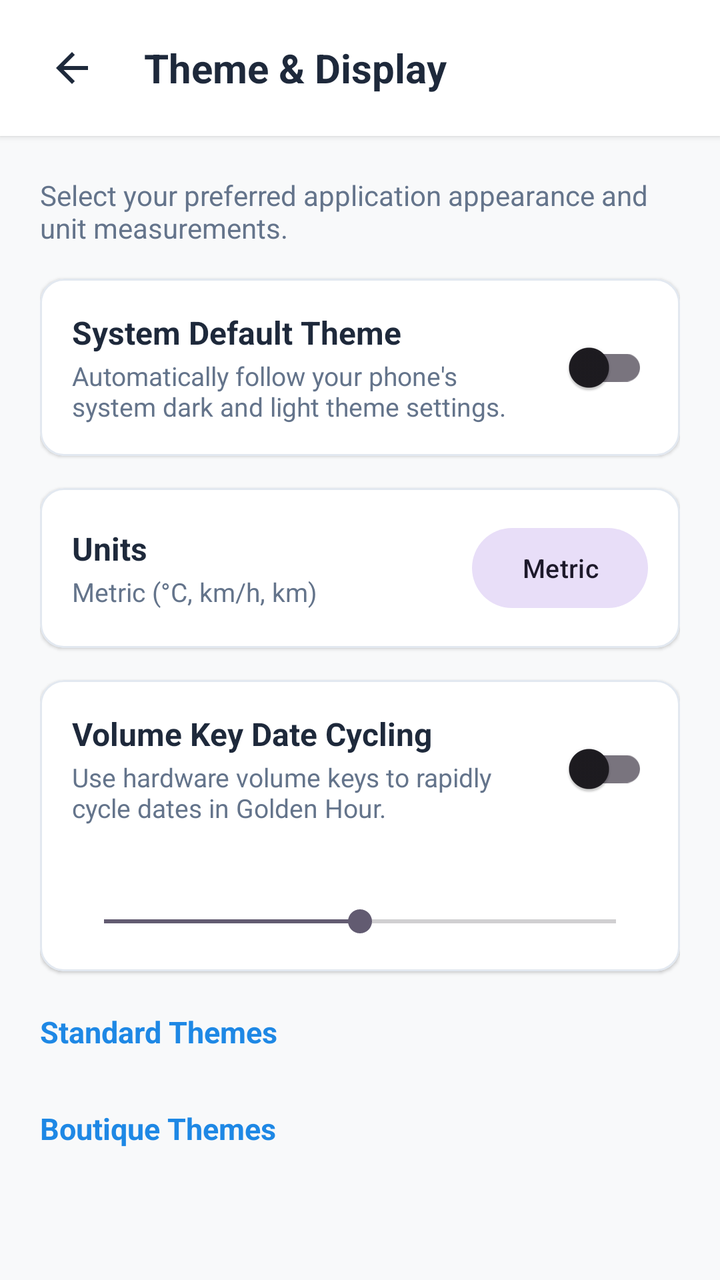
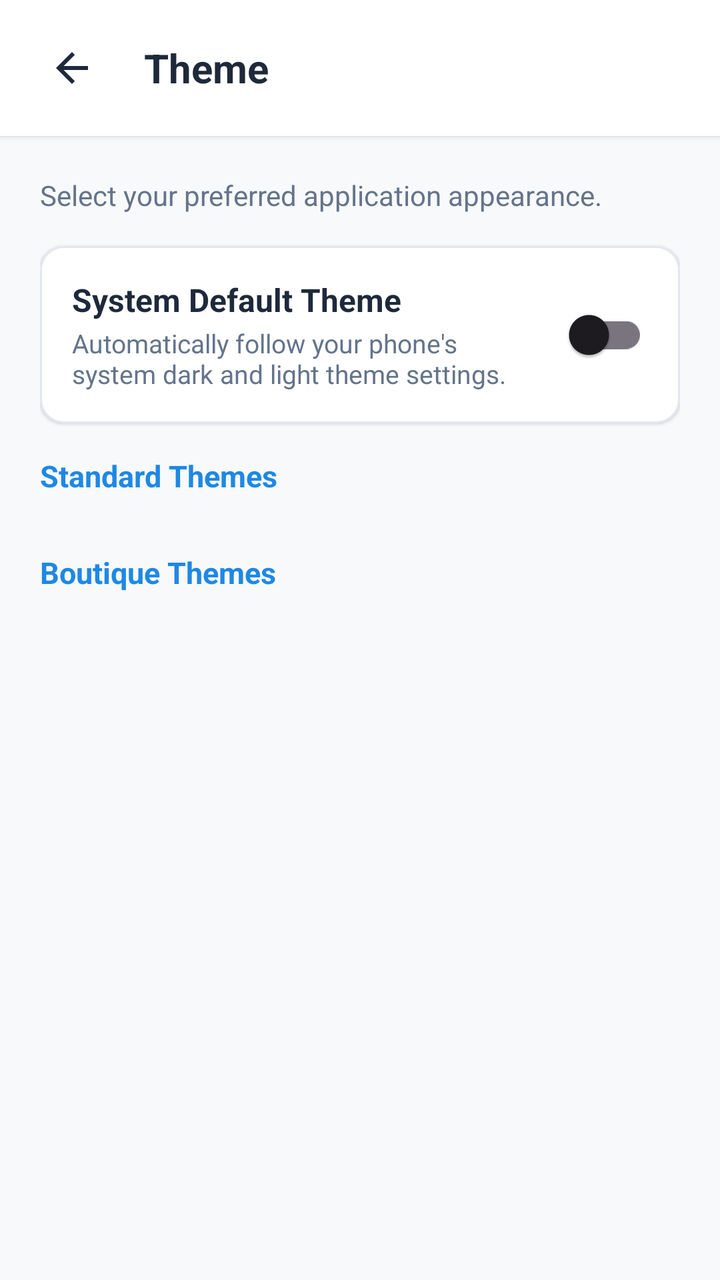

Two renders of the same Android screen: before a commit and after it. Below are the layout's source before the change and the commit's diff.
<!-- AndroidManifest.xml: application theme Theme.WeatherAPP -->
<!-- res/layout/dialog_theme_settings.xml -->
<?xml version="1.0" encoding="utf-8"?>
<LinearLayout xmlns:android="http://schemas.android.com/apk/res/android"
    xmlns:app="http://schemas.android.com/apk/res-auto"
    xmlns:tools="http://schemas.android.com/tools"
    android:id="@+id/mainThemeSettings"
    android:layout_width="match_parent"
    android:layout_height="match_parent"
    android:background="@color/background_light"
    android:orientation="vertical">

    
    <com.google.android.material.card.MaterialCardView
        android:id="@+id/cardHeader"
        android:layout_width="match_parent"
        android:layout_height="wrap_content"
        app:cardBackgroundColor="@color/surface_card"
        app:cardCornerRadius="0dp"
        app:cardElevation="2dp"
        app:strokeWidth="0dp">

        <LinearLayout
            android:layout_width="match_parent"
            android:layout_height="wrap_content"
            android:gravity="center_vertical"
            android:orientation="horizontal"
            android:paddingHorizontal="16dp"
            android:paddingVertical="14dp">

            <ImageButton
                android:id="@+id/btnBack"
                android:layout_width="40dp"
                android:layout_height="40dp"
                android:background="?attr/selectableItemBackgroundBorderless"
                android:contentDescription="Back"
                android:padding="8dp"
                android:scaleType="fitCenter"
                android:src="@drawable/ic_back"
                app:tint="@color/text_primary" />

            <TextView
                android:layout_width="wrap_content"
                android:layout_height="wrap_content"
                android:layout_marginStart="16dp"
                android:text="Theme &amp; Display"
                android:textColor="@color/text_primary"
                android:textSize="20sp"
                android:textStyle="bold" />

        </LinearLayout>

    </com.google.android.material.card.MaterialCardView>

    <ScrollView
        android:layout_width="match_parent"
        android:layout_height="match_parent"
        android:fillViewport="true">

        <LinearLayout
            android:layout_width="match_parent"
            android:layout_height="wrap_content"
            android:orientation="vertical"
            android:padding="20dp">

            <TextView
                android:layout_width="wrap_content"
                android:layout_height="wrap_content"
                android:layout_marginBottom="16dp"
                android:text="Select your preferred application appearance and unit measurements."
                android:textColor="@color/text_secondary"
                android:textSize="14sp" />

            
            <com.google.android.material.card.MaterialCardView
                android:id="@+id/cardSystemDefaultSwitch"
                android:layout_width="match_parent"
                android:layout_height="wrap_content"
                android:layout_marginBottom="16dp"
                app:cardBackgroundColor="@color/surface_card"
                app:cardCornerRadius="12dp"
                app:cardElevation="1dp"
                app:strokeColor="@color/divider_color"
                app:strokeWidth="1dp">

                <LinearLayout
                    android:layout_width="match_parent"
                    android:layout_height="wrap_content"
                    android:gravity="center_vertical"
                    android:orientation="horizontal"
                    android:padding="16dp">

                    <LinearLayout
                        android:layout_width="0dp"
                        android:layout_height="wrap_content"
                        android:layout_marginEnd="12dp"
                        android:layout_weight="1"
                        android:orientation="vertical">

                        <TextView
                            android:id="@+id/tvSystemDefaultTitle"
                            android:layout_width="wrap_content"
                            android:layout_height="wrap_content"
                            android:text="System Default Theme"
                            android:textColor="@color/text_primary"
                            android:textSize="16sp"
                            android:textStyle="bold" />

                        <TextView
                            android:id="@+id/tvSystemDefaultDesc"
                            android:layout_width="wrap_content"
                            android:layout_height="wrap_content"
                            android:layout_marginTop="2dp"
                            android:text="Automatically follow your phone's system dark and light theme settings."
                            android:textColor="@color/text_secondary"
                            android:textSize="13sp" />

                    </LinearLayout>

                    <com.google.android.material.switchmaterial.SwitchMaterial
                        android:id="@+id/switchSystemDefault"
                        android:layout_width="wrap_content"
                        android:layout_height="wrap_content" />

                </LinearLayout>

            </com.google.android.material.card.MaterialCardView>



            
            <com.google.android.material.card.MaterialCardView
                android:id="@+id/cardUnitsSelector"
                android:layout_width="match_parent"
                android:layout_height="wrap_content"
                android:layout_marginBottom="16dp"
                app:cardBackgroundColor="@color/surface_card"
                app:cardCornerRadius="12dp"
                app:cardElevation="1dp"
                app:strokeColor="@color/divider_color"
                app:strokeWidth="1dp">

                <LinearLayout
                    android:layout_width="match_parent"
                    android:layout_height="wrap_content"
                    android:gravity="center_vertical"
                    android:orientation="horizontal"
                    android:padding="16dp">

                    <LinearLayout
                        android:layout_width="0dp"
                        android:layout_height="wrap_content"
                        android:layout_marginEnd="12dp"
                        android:layout_weight="1"
                        android:orientation="vertical">

                        <TextView
                            android:id="@+id/tvUnitsTitle"
                            android:layout_width="wrap_content"
                            android:layout_height="wrap_content"
                            android:text="Units"
                            android:textColor="@color/text_primary"
                            android:textSize="16sp"
                            android:textStyle="bold" />

                        <TextView
                            android:id="@+id/tvUnitsDesc"
                            android:layout_width="wrap_content"
                            android:layout_height="wrap_content"
                            android:layout_marginTop="2dp"
                            android:text="Metric (°C, km/h, km)"
                            android:textColor="@color/text_secondary"
                            android:textSize="13sp" />

                    </LinearLayout>

                    <com.google.android.material.button.MaterialButton
                        android:id="@+id/btnUnitsChoice"
                        style="@style/Widget.Material3.Button.TonalButton"
                        android:layout_width="wrap_content"
                        android:layout_height="wrap_content"
                        android:text="Metric"
                        android:textSize="13sp" />

                </LinearLayout>

            </com.google.android.material.card.MaterialCardView>

            
            <com.google.android.material.card.MaterialCardView
                android:id="@+id/cardVolumeScrollSettings"
                android:layout_width="match_parent"
                android:layout_height="wrap_content"
                android:layout_marginBottom="20dp"
                app:cardBackgroundColor="@color/surface_card"
                app:cardCornerRadius="12dp"
                app:cardElevation="1dp"
                app:strokeColor="@color/divider_color"
                app:strokeWidth="1dp">

                <LinearLayout
                    android:layout_width="match_parent"
                    android:layout_height="wrap_content"
                    android:orientation="vertical"
                    android:padding="16dp">

                    <LinearLayout
                        android:layout_width="match_parent"
                        android:layout_height="wrap_content"
                        android:gravity="center_vertical"
                        android:orientation="horizontal">

                        <LinearLayout
                            android:layout_width="0dp"
                            android:layout_height="wrap_content"
                            android:layout_marginEnd="12dp"
                            android:layout_weight="1"
                            android:orientation="vertical">

                            <TextView
                                android:id="@+id/tvVolumeScrollTitle"
                                android:layout_width="wrap_content"
                                android:layout_height="wrap_content"
                                android:text="Volume Key Date Cycling"
                                android:textColor="@color/text_primary"
                                android:textSize="16sp"
                                android:textStyle="bold" />

                            <TextView
                                android:id="@+id/tvVolumeScrollDesc"
                                android:layout_width="wrap_content"
                                android:layout_height="wrap_content"
                                android:layout_marginTop="2dp"
                                android:text="Use hardware volume keys to rapidly cycle dates in Golden Hour."
                                android:textColor="@color/text_secondary"
                                android:textSize="13sp" />

                        </LinearLayout>

                        <com.google.android.material.switchmaterial.SwitchMaterial
                            android:id="@+id/switchVolumeScroll"
                            android:layout_width="wrap_content"
                            android:layout_height="wrap_content" />

                    </LinearLayout>

                    <LinearLayout
                        android:id="@+id/layoutVolumeSpeedContainer"
                        android:layout_width="match_parent"
                        android:layout_height="wrap_content"
                        android:layout_marginTop="12dp"
                        android:orientation="vertical">

                        <TextView
                            android:id="@+id/tvVolumeSpeedLabel"
                            android:layout_width="wrap_content"
                            android:layout_height="wrap_content"
                            android:textColor="@color/brand_primary"
                            android:textSize="14sp"
                            android:textStyle="bold" />

                        <SeekBar
                            android:id="@+id/seekBarVolumeSpeed"
                            android:layout_width="match_parent"
                            android:layout_height="wrap_content"
                            android:layout_marginTop="8dp"
                            android:max="6"
                            android:progress="3" />

                    </LinearLayout>

                </LinearLayout>

            </com.google.android.material.card.MaterialCardView>

            
            <LinearLayout
                android:id="@+id/layoutThemeChoicesContainer"
                android:layout_width="match_parent"
                android:layout_height="wrap_content"
                android:orientation="vertical">

                
                <TextView
                    android:id="@+id/tvStandardHeader"
                    android:layout_width="wrap_content"
                    android:layout_height="wrap_content"
                    android:layout_marginBottom="8dp"
                    android:text="Standard Themes"
                    android:textColor="@color/brand_primary"
                    android:textSize="15sp"
                    android:textStyle="bold" />

                <LinearLayout
                    android:id="@+id/layoutStandardThemes"
                    android:layout_width="match_parent"
                    android:layout_height="wrap_content"
                    android:orientation="vertical" />

                
                <TextView
                    android:id="@+id/tvBoutiqueHeader"
                    android:layout_width="wrap_content"
                    android:layout_height="wrap_content"
                    android:layout_marginTop="20dp"
                    android:layout_marginBottom="8dp"
                    android:text="Boutique Themes"
                    android:textColor="@color/brand_primary"
                    android:textSize="15sp"
                    android:textStyle="bold" />

                <LinearLayout
                    android:id="@+id/layoutBoutiqueThemes"
                    android:layout_width="match_parent"
                    android:layout_height="wrap_content"
                    android:orientation="vertical" />

            </LinearLayout>

        </LinearLayout>

    </ScrollView>

</LinearLayout>
<!-- resources referenced by this layout -->
<resources>
  <color name="background_light">#F8F9FA</color>
  <color name="brand_primary">#1E88E5</color>
  <color name="divider_color">#E2E8F0</color>
  <color name="surface_card">#FFFFFF</color>
  <color name="text_primary">#1E293B</color>
  <color name="text_secondary">#64748B</color>
  <!-- drawable ic_back (drawable) -->
  <vector xmlns:android="http://schemas.android.com/apk/res/android"
      android:width="24dp"
      android:height="24dp"
      android:viewportWidth="24"
      android:viewportHeight="24">
    <path
        android:fillColor="@color/text_primary"
        android:pathData="M20,11H7.83l5.59,-5.59L12,4l-8,8 8,8 1.41,-1.41L7.83,13H20v-2z"/>
  </vector>
  <style name="Theme.WeatherAPP" parent="Base.Theme.WeatherAPP" />
  <style name="Base.Theme.WeatherAPP" parent="Theme.Material3.DayNight.NoActionBar">
          <item name="android:statusBarColor">@color/surface_card</item>
          <item name="android:windowLightStatusBar">true</item>
      </style>
</resources>

<!-- the commit's change to res/layout/dialog_theme_settings.xml (unified diff, before → after) -->
@@ -41,7 +41,7 @@
                 android:layout_width="wrap_content"
                 android:layout_height="wrap_content"
                 android:layout_marginStart="16dp"
-                android:text="Theme &amp; Display"
+                android:text="@string/title_theme"
                 android:textColor="@color/text_primary"
                 android:textSize="20sp"
                 android:textStyle="bold" />
@@ -65,7 +65,7 @@
                 android:layout_width="wrap_content"
                 android:layout_height="wrap_content"
                 android:layout_marginBottom="16dp"
-                android:text="Select your preferred application appearance and unit measurements."
+                android:text="Select your preferred application appearance."
                 android:textColor="@color/text_secondary"
                 android:textSize="14sp" />
 
@@ -124,153 +124,6 @@
 
             </com.google.android.material.card.MaterialCardView>
 
-
-
-            
-            <com.google.android.material.card.MaterialCardView
-                android:id="@+id/cardUnitsSelector"
-                android:layout_width="match_parent"
-                android:layout_height="wrap_content"
-                android:layout_marginBottom="16dp"
-                app:cardBackgroundColor="@color/surface_card"
-                app:cardCornerRadius="12dp"
-                app:cardElevation="1dp"
-                app:strokeColor="@color/divider_color"
-                app:strokeWidth="1dp">
-
-                <LinearLayout
-                    android:layout_width="match_parent"
-                    android:layout_height="wrap_content"
-                    android:gravity="center_vertical"
-                    android:orientation="horizontal"
-                    android:padding="16dp">
-
-                    <LinearLayout
-                        android:layout_width="0dp"
-                        android:layout_height="wrap_content"
-                        android:layout_marginEnd="12dp"
-                        android:layout_weight="1"
-                        android:orientation="vertical">
-
-                        <TextView
-                            android:id="@+id/tvUnitsTitle"
-                            android:layout_width="wrap_content"
-                            android:layout_height="wrap_content"
-                            android:text="Units"
-                            android:textColor="@color/text_primary"
-                            android:textSize="16sp"
-                            android:textStyle="bold" />
-
-                        <TextView
-                            android:id="@+id/tvUnitsDesc"
-                            android:layout_width="wrap_content"
-                            android:layout_height="wrap_content"
-                            android:layout_marginTop="2dp"
-                            android:text="Metric (°C, km/h, km)"
-                            android:textColor="@color/text_secondary"
-                            android:textSize="13sp" />
-
-                    </LinearLayout>
-
-                    <com.google.android.material.button.MaterialButton
-                        android:id="@+id/btnUnitsChoice"
-                        style="@style/Widget.Material3.Button.TonalButton"
-                        android:layout_width="wrap_content"
-                        android:layout_height="wrap_content"
-                        android:text="Metric"
-                        android:textSize="13sp" />
-
-                </LinearLayout>
-
-            </com.google.android.material.card.MaterialCardView>
-
-            
-            <com.google.android.material.card.MaterialCardView
-                android:id="@+id/cardVolumeScrollSettings"
-                android:layout_width="match_parent"
-                android:layout_height="wrap_content"
-                android:layout_marginBottom="20dp"
-                app:cardBackgroundColor="@color/surface_card"
-                app:cardCornerRadius="12dp"
-                app:cardElevation="1dp"
-                app:strokeColor="@color/divider_color"
-                app:strokeWidth="1dp">
-
-                <LinearLayout
-                    android:layout_width="match_parent"
-                    android:layout_height="wrap_content"
-                    android:orientation="vertical"
-                    android:padding="16dp">
-
-                    <LinearLayout
-                        android:layout_width="match_parent"
-                        android:layout_height="wrap_content"
-                        android:gravity="center_vertical"
-                        android:orientation="horizontal">
-
-                        <LinearLayout
-                            android:layout_width="0dp"
-                            android:layout_height="wrap_content"
-                            android:layout_marginEnd="12dp"
-                            android:layout_weight="1"
-                            android:orientation="vertical">
-
-                            <TextView
-                                android:id="@+id/tvVolumeScrollTitle"
-                                android:layout_width="wrap_content"
-                                android:layout_height="wrap_content"
-                                android:text="Volume Key Date Cycling"
-                                android:textColor="@color/text_primary"
-                                android:textSize="16sp"
-                                android:textStyle="bold" />
-
-                            <TextView
-                                android:id="@+id/tvVolumeScrollDesc"
-                                android:layout_width="wrap_content"
-                                android:layout_height="wrap_content"
-                                android:layout_marginTop="2dp"
-                                android:text="Use hardware volume keys to rapidly cycle dates in Golden Hour."
-                                android:textColor="@color/text_secondary"
-                                android:textSize="13sp" />
-
-                        </LinearLayout>
-
-                        <com.google.android.material.switchmaterial.SwitchMaterial
-                            android:id="@+id/switchVolumeScroll"
-                            android:layout_width="wrap_content"
-                            android:layout_height="wrap_content" />
-
-                    </LinearLayout>
-
-                    <LinearLayout
-                        android:id="@+id/layoutVolumeSpeedContainer"
-                        android:layout_width="match_parent"
-                        android:layout_height="wrap_content"
-                        android:layout_marginTop="12dp"
-                        android:orientation="vertical">
-
-                        <TextView
-                            android:id="@+id/tvVolumeSpeedLabel"
-                            android:layout_width="wrap_content"
-                            android:layout_height="wrap_content"
-                            android:textColor="@color/brand_primary"
-                            android:textSize="14sp"
-                            android:textStyle="bold" />
-
-                        <SeekBar
-                            android:id="@+id/seekBarVolumeSpeed"
-                            android:layout_width="match_parent"
-                            android:layout_height="wrap_content"
-                            android:layout_marginTop="8dp"
-                            android:max="6"
-                            android:progress="3" />
-
-                    </LinearLayout>
-
-                </LinearLayout>
-
-            </com.google.android.material.card.MaterialCardView>
-
             
             <LinearLayout
                 android:id="@+id/layoutThemeChoicesContainer"
<!-- resource entries referenced after the edit -->
@@ -16,6 +16,7 @@
         android:fillColor="@color/text_primary"
         android:pathData="M20,11H7.83l5.59,-5.59L12,4l-8,8 8,8 1.41,-1.41L7.83,13H20v-2z"/>
   </vector>
+  <string name="title_theme">Theme</string>
   <style name="Theme.WeatherAPP" parent="Base.Theme.WeatherAPP" />
   <style name="Base.Theme.WeatherAPP" parent="Theme.Material3.DayNight.NoActionBar">
           <item name="android:statusBarColor">@color/surface_card</item>
